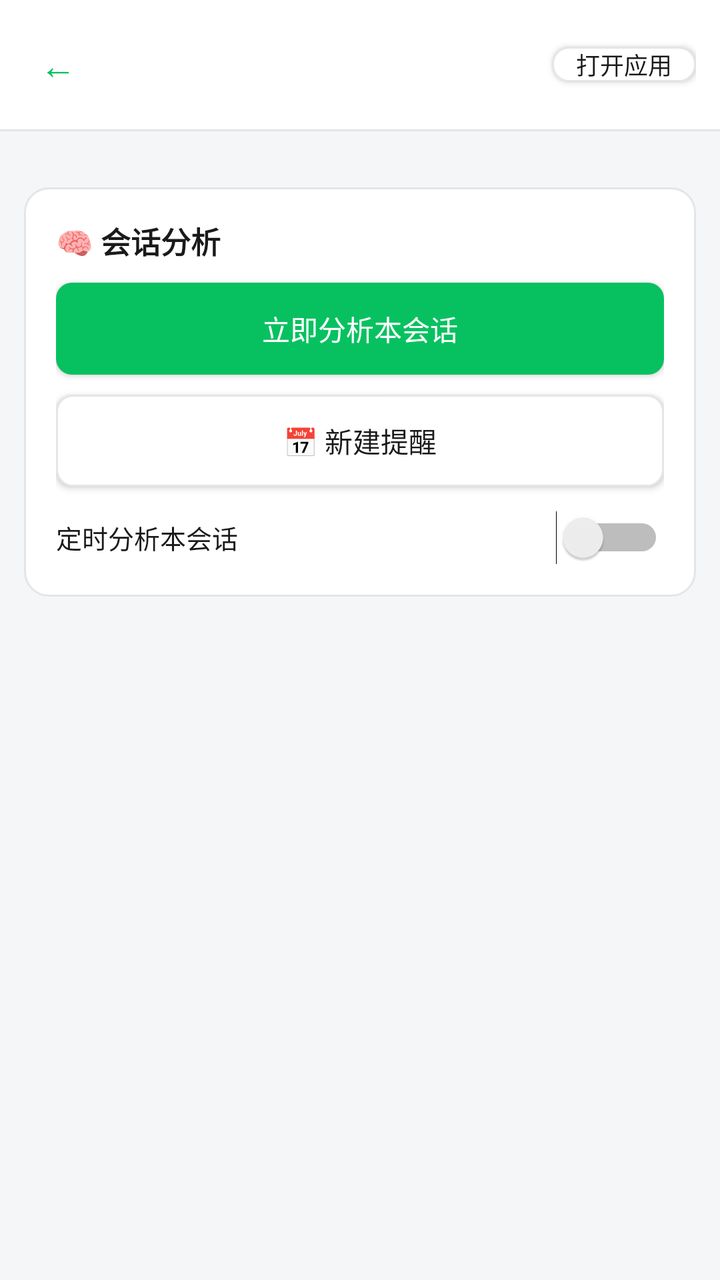
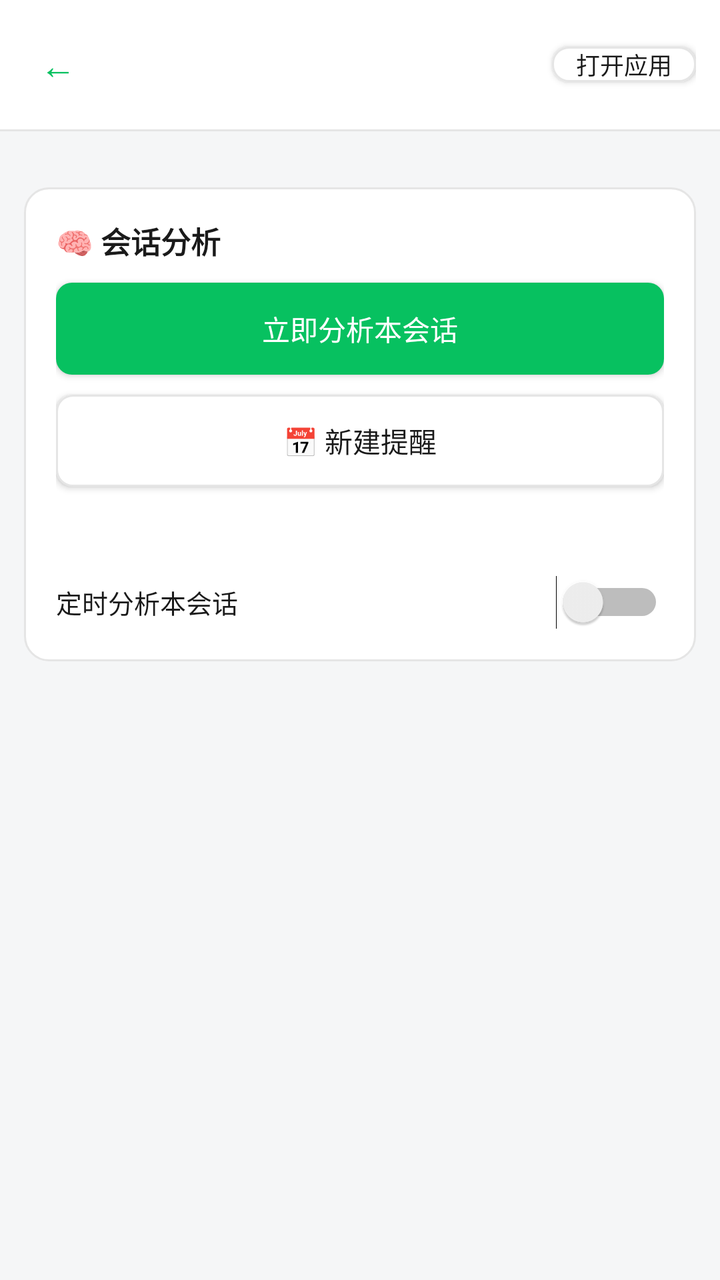

An Android layout rendered at two revisions. The XML below is the earlier revision; the diff shows what the commit changed to produce the second picture.
<!-- AndroidManifest.xml: application theme android:Theme.Material.Light.NoActionBar -->
<!-- res/layout/activity_conversation.xml -->
<?xml version="1.0" encoding="utf-8"?>
<LinearLayout xmlns:android="http://schemas.android.com/apk/res/android"
    android:layout_width="match_parent"
    android:layout_height="match_parent"
    android:background="@color/page_bg"
    android:orientation="vertical">

    
    <LinearLayout
        android:layout_width="match_parent"
        android:layout_height="wrap_content"
        android:background="@color/card_bg"
        android:gravity="center_vertical"
        android:orientation="horizontal"
        android:padding="12dp">

        <TextView
            android:id="@+id/btnBack"
            android:layout_width="wrap_content"
            android:layout_height="wrap_content"
            android:padding="8dp"
            android:text="@string/nav_back"
            android:textColor="@color/brand_green"
            android:textSize="18sp" />

        <TextView
            android:id="@+id/tvTag"
            android:layout_width="wrap_content"
            android:layout_height="wrap_content"
            android:layout_marginStart="8dp"
            android:paddingStart="6dp"
            android:paddingTop="2dp"
            android:paddingEnd="6dp"
            android:paddingBottom="2dp"
            android:textSize="11sp" />

        <TextView
            android:id="@+id/tvTitle"
            android:layout_width="0dp"
            android:layout_height="wrap_content"
            android:layout_marginStart="8dp"
            android:layout_weight="1"
            android:ellipsize="end"
            android:singleLine="true"
            android:textColor="@color/text_primary"
            android:textSize="17sp"
            android:textStyle="bold" />

        
        <TextView
            android:id="@+id/tvAppBadge"
            android:layout_width="wrap_content"
            android:layout_height="wrap_content"
            android:layout_marginStart="6dp"
            android:background="@drawable/bg_tag_private"
            android:paddingStart="6dp"
            android:paddingTop="2dp"
            android:paddingEnd="6dp"
            android:paddingBottom="2dp"
            android:textSize="11sp"
            android:visibility="gone" />

        <Button
            android:id="@+id/btnOpenApp"
            android:layout_width="wrap_content"
            android:layout_height="wrap_content"
            android:layout_marginStart="8dp"
            android:background="@drawable/btn_secondary"
            android:minHeight="0dp"
            android:minWidth="0dp"
            android:paddingStart="12dp"
            android:paddingEnd="12dp"
            android:text="@string/open_source_app"
            android:textColor="@color/text_primary"
            android:textSize="12sp" />
    </LinearLayout>

    <View
        android:layout_width="match_parent"
        android:layout_height="1dp"
        android:background="@color/divider" />

    <androidx.core.widget.NestedScrollView
        android:id="@+id/scrollChat"
        android:layout_width="match_parent"
        android:layout_height="0dp"
        android:layout_weight="1">

        <LinearLayout
            android:layout_width="match_parent"
            android:layout_height="wrap_content"
            android:orientation="vertical"
            android:padding="12dp">

            
            <LinearLayout
                android:id="@+id/chatContainer"
                android:layout_width="match_parent"
                android:layout_height="wrap_content"
                android:orientation="vertical" />

            
            <LinearLayout
                android:id="@+id/analysisPanel"
                android:layout_width="match_parent"
                android:layout_height="wrap_content"
                android:layout_marginTop="16dp"
                android:background="@drawable/bg_card"
                android:orientation="vertical"
                android:padding="16dp">

                <TextView
                    android:layout_width="match_parent"
                    android:layout_height="wrap_content"
                    android:text="@string/analysis_panel_title"
                    android:textColor="@color/text_primary"
                    android:textSize="15sp"
                    android:textStyle="bold" />

                
                <TextView
                    android:id="@+id/tvPromptBadge"
                    android:layout_width="match_parent"
                    android:layout_height="wrap_content"
                    android:layout_marginTop="4dp"
                    android:text="@string/analysis_prompt_enabled"
                    android:textColor="@color/brand_green"
                    android:textSize="11sp"
                    android:visibility="gone" />

                
                <TextView
                    android:id="@+id/tvAnalysisNone"
                    android:layout_width="match_parent"
                    android:layout_height="wrap_content"
                    android:layout_marginTop="8dp"
                    android:text="@string/analysis_none_hint"
                    android:textColor="@color/text_secondary"
                    android:textSize="13sp"
                    android:visibility="gone" />

                
                <HorizontalScrollView
                    android:id="@+id/chipsScroll"
                    android:layout_width="match_parent"
                    android:layout_height="wrap_content"
                    android:layout_marginTop="10dp"
                    android:scrollbars="none"
                    android:visibility="gone">

                    <LinearLayout
                        android:id="@+id/chipContainer"
                        android:layout_width="wrap_content"
                        android:layout_height="wrap_content"
                        android:orientation="horizontal" />
                </HorizontalScrollView>

                
                <LinearLayout
                    android:id="@+id/s2Container"
                    android:layout_width="match_parent"
                    android:layout_height="wrap_content"
                    android:layout_marginTop="10dp"
                    android:orientation="vertical"
                    android:visibility="gone">

                    <TextView
                        android:id="@+id/tvS2Summary"
                        android:layout_width="match_parent"
                        android:layout_height="wrap_content"
                        android:textColor="@color/text_primary"
                        android:textSize="14sp" />

                    <TextView
                        android:id="@+id/tvS2Action"
                        android:layout_width="match_parent"
                        android:layout_height="wrap_content"
                        android:layout_marginTop="6dp"
                        android:textColor="@color/accent_orange"
                        android:textSize="13sp" />

                    <TextView
                        android:id="@+id/tvS2TasksTitle"
                        android:layout_width="match_parent"
                        android:layout_height="wrap_content"
                        android:layout_marginTop="10dp"
                        android:text="@string/s2_tasks_label"
                        android:textColor="@color/text_primary"
                        android:textSize="13sp"
                        android:textStyle="bold" />

                    
                    <LinearLayout
                        android:id="@+id/s2TasksContainer"
                        android:layout_width="match_parent"
                        android:layout_height="wrap_content"
                        android:orientation="vertical" />
                </LinearLayout>

                <TextView
                    android:id="@+id/tvLastAnalysisTime"
                    android:layout_width="match_parent"
                    android:layout_height="wrap_content"
                    android:layout_marginTop="10dp"
                    android:textColor="@color/text_secondary"
                    android:textSize="12sp"
                    android:visibility="gone" />

                <Button
                    android:id="@+id/btnAnalyzeThis"
                    android:layout_width="match_parent"
                    android:layout_height="46dp"
                    android:layout_marginTop="10dp"
                    android:background="@drawable/btn_primary"
                    android:minHeight="0dp"
                    android:text="@string/btn_analyze_this"
                    android:textColor="@color/card_bg"
                    android:textSize="14sp" />

                
                <TextView
                    android:id="@+id/tvAnalysisProgress"
                    android:layout_width="match_parent"
                    android:layout_height="wrap_content"
                    android:layout_marginTop="8dp"
                    android:textColor="@color/brand_green"
                    android:textSize="12sp"
                    android:visibility="gone" />

                
                <ProgressBar
                    android:id="@+id/progressAnalyzeThis"
                    style="?android:attr/progressBarStyleHorizontal"
                    android:layout_width="match_parent"
                    android:layout_height="wrap_content"
                    android:layout_marginTop="8dp"
                    android:indeterminate="true"
                    android:visibility="gone" />

                
                <Button
                    android:id="@+id/btnNewReminder"
                    android:layout_width="match_parent"
                    android:layout_height="46dp"
                    android:layout_marginTop="10dp"
                    android:background="@drawable/btn_secondary"
                    android:minHeight="0dp"
                    android:text="@string/btn_new_reminder"
                    android:textColor="@color/text_primary"
                    android:textSize="14sp" />

                
                <TextView
                    android:id="@+id/tvConvReminders"
                    android:layout_width="match_parent"
                    android:layout_height="wrap_content"
                    android:layout_marginTop="8dp"
                    android:textColor="@color/brand_green"
                    android:textSize="12sp"
                    android:visibility="gone" />

                
                <LinearLayout
                    android:layout_width="match_parent"
                    android:layout_height="wrap_content"
                    android:layout_marginTop="12dp"
                    android:gravity="center_vertical"
                    android:orientation="horizontal">

                    <TextView
                        android:id="@+id/tvConvScheduleLabel"
                        android:layout_width="0dp"
                        android:layout_height="wrap_content"
                        android:layout_weight="1"
                        android:text="@string/conv_schedule_label"
                        android:textColor="@color/text_primary"
                        android:textSize="13sp" />

                    <Switch
                        android:id="@+id/switchConvSchedule"
                        android:layout_width="wrap_content"
                        android:layout_height="wrap_content" />
                </LinearLayout>

                <LinearLayout
                    android:id="@+id/llConvSchedule"
                    android:layout_width="match_parent"
                    android:layout_height="wrap_content"
                    android:gravity="center_vertical"
                    android:orientation="horizontal"
                    android:visibility="gone">

                    <TextView
                        android:layout_width="wrap_content"
                        android:layout_height="wrap_content"
                        android:paddingEnd="8dp"
                        android:text="@string/conv_schedule_interval"
                        android:textColor="@color/text_secondary"
                        android:textSize="13sp" />

                    <Spinner
                        android:id="@+id/spinnerConvInterval"
                        android:layout_width="0dp"
                        android:layout_height="wrap_content"
                        android:layout_weight="1" />
                </LinearLayout>
            </LinearLayout>
        </LinearLayout>
    </androidx.core.widget.NestedScrollView>

    
    <LinearLayout
        android:id="@+id/llQuickReply"
        android:layout_width="match_parent"
        android:layout_height="wrap_content"
        android:background="@color/card_bg"
        android:gravity="center_vertical"
        android:orientation="horizontal"
        android:padding="8dp"
        android:visibility="gone">

        <EditText
            android:id="@+id/etQuickReply"
            android:layout_width="0dp"
            android:layout_height="44dp"
            android:layout_weight="1"
            android:background="@drawable/bg_reply_input"
            android:hint="@string/quick_reply_hint"
            android:importantForAutofill="no"
            android:inputType="textMultiLine|textCapSentences"
            android:maxLines="3"
            android:paddingStart="12dp"
            android:paddingEnd="12dp"
            android:textColor="@color/text_primary"
            android:textColorHint="@color/text_secondary"
            android:textSize="14sp" />

        <Button
            android:id="@+id/btnQuickReplySend"
            android:layout_width="wrap_content"
            android:layout_height="44dp"
            android:layout_marginStart="8dp"
            android:background="@drawable/btn_primary"
            android:minHeight="0dp"
            android:minWidth="0dp"
            android:paddingStart="16dp"
            android:paddingEnd="16dp"
            android:text="@string/quick_reply_send"
            android:textColor="@color/card_bg"
            android:textSize="14sp" />
    </LinearLayout>

</LinearLayout>
<!-- resources referenced by this layout -->
<resources>
  <color name="accent_orange">#FF8F1F</color>
  <color name="brand_green">#07C160</color>
  <color name="card_bg">#FFFFFF</color>
  <color name="divider">#E5E5E5</color>
  <color name="page_bg">#F5F6F7</color>
  <color name="text_primary">#1A1A1A</color>
  <color name="text_secondary">#888888</color>
  <!-- drawable bg_card (drawable) -->
  <?xml version="1.0" encoding="utf-8"?>
  <shape xmlns:android="http://schemas.android.com/apk/res/android"
      android:shape="rectangle">
      <solid android:color="@color/card_bg" />
      <corners android:radius="12dp" />
      <stroke android:width="1dp" android:color="@color/divider" />
  </shape>
  <!-- drawable bg_reply_input (drawable) -->
  <?xml version="1.0" encoding="utf-8"?>
  <shape xmlns:android="http://schemas.android.com/apk/res/android"
      android:shape="rectangle">
      <solid android:color="@color/card_bg" />
      <corners android:radius="22dp" />
      <stroke android:width="1dp" android:color="@color/divider" />
  </shape>
  <!-- drawable bg_tag_private (drawable) -->
  <?xml version="1.0" encoding="utf-8"?>
  <shape xmlns:android="http://schemas.android.com/apk/res/android"
      android:shape="rectangle">
      <solid android:color="@color/tag_private_bg" />
      <corners android:radius="4dp" />
  </shape>
  <!-- drawable btn_primary (drawable) -->
  <?xml version="1.0" encoding="utf-8"?>
  <selector xmlns:android="http://schemas.android.com/apk/res/android">
      <item android:state_enabled="false">
          <shape android:shape="rectangle">
              <solid android:color="#FFB3E5CB" />
              <corners android:radius="8dp" />
          </shape>
      </item>
      <item android:state_pressed="true">
          <shape android:shape="rectangle">
              <solid android:color="#FF06AD56" />
              <corners android:radius="8dp" />
          </shape>
      </item>
      <item>
          <shape android:shape="rectangle">
              <solid android:color="@color/brand_green" />
              <corners android:radius="8dp" />
          </shape>
      </item>
  </selector>
  <!-- drawable btn_secondary (drawable) -->
  <?xml version="1.0" encoding="utf-8"?>
  <selector xmlns:android="http://schemas.android.com/apk/res/android">
      <item android:state_enabled="false">
          <shape android:shape="rectangle">
              <solid android:color="@color/page_bg" />
              <corners android:radius="8dp" />
              <stroke android:width="1dp" android:color="@color/divider" />
          </shape>
      </item>
      <item android:state_pressed="true">
          <shape android:shape="rectangle">
              <solid android:color="#FFEDEDED" />
              <corners android:radius="8dp" />
              <stroke android:width="1dp" android:color="@color/divider" />
          </shape>
      </item>
      <item>
          <shape android:shape="rectangle">
              <solid android:color="@color/card_bg" />
              <corners android:radius="8dp" />
              <stroke android:width="1dp" android:color="@color/divider" />
          </shape>
      </item>
  </selector>
  <string name="analysis_none_hint">本会话尚未分析，点击下方按钮立即分析</string>
  <string name="analysis_panel_title">🧠 会话分析</string>
  <string name="analysis_prompt_enabled">✎ 已启用自定义提示词</string>
  <string name="btn_analyze_this">立即分析本会话</string>
  <string name="btn_new_reminder">📅 新建提醒</string>
  <string name="conv_schedule_interval">分析周期</string>
  <string name="conv_schedule_label">定时分析本会话</string>
  <string name="nav_back">←</string>
  <string name="open_source_app">打开应用</string>
  <string name="quick_reply_hint">快速回复（通过通知栏直接回复发送）</string>
  <string name="quick_reply_send">发送</string>
  <string name="s2_tasks_label">任务清单</string>
  <color name="tag_private_bg">#FFE9E9E9</color>
</resources>

<!-- the commit's change to res/layout/activity_conversation.xml (unified diff, before → after) -->
@@ -249,6 +249,15 @@
                     android:textColor="@color/text_primary"
                     android:textSize="14sp" />
 
+                
+                <TextView
+                    android:id="@+id/tvConvTag"
+                    android:layout_width="match_parent"
+                    android:layout_height="wrap_content"
+                    android:layout_marginTop="8dp"
+                    android:padding="4dp"
+                    android:textColor="@color/text_secondary"
+                    android:textSize="12sp" />
                 
                 <TextView
                     android:id="@+id/tvConvReminders"
